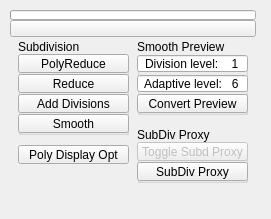
m3trik/Scripts_portable, file ui/1_base_menus/2_sub_menus/3_main_menus/subdivision.ui: the form before one commit.
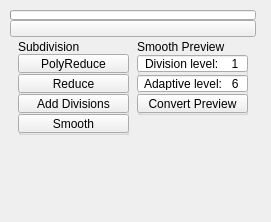
The form after the commit. Custom widgets are drawn as their Qt base class.

```diff
--- a/ui/1_base_menus/2_sub_menus/3_main_menus/subdivision.ui
+++ b/ui/1_base_menus/2_sub_menus/3_main_menus/subdivision.ui
@@ -10,7 +10,7 @@
     <x>0</x>
     <y>0</y>
     <width>271</width>
-    <height>219</height>
+    <height>222</height>
    </rect>
   </property>
   <property name="minimumSize">
@@ -266,34 +266,6 @@
            </widget>
           </widget>
          </item>
-         <item>
-          <widget class="QPushButton" name="b003">
-           <property name="enabled">
-            <bool>true</bool>
-           </property>
-           <property name="maximumSize">
-            <size>
-             <width>111</width>
-             <height>19</height>
-            </size>
-           </property>
-           <property name="toolTip">
-            <string>Open the option box with all of the options for polygon display.</string>
-           </property>
-           <property name="text">
-            <string>Poly Display Opt</string>
-           </property>
-           <property name="iconSize">
-            <size>
-             <width>18</width>
-             <height>18</height>
-            </size>
-           </property>
-           <property name="checkable">
-            <bool>false</bool>
-           </property>
-          </widget>
-         </item>
          <item>
           <spacer name="verticalSpacer">
            <property name="orientation">
@@ -450,93 +422,6 @@
            </widget>
           </widget>
          </item>
-         <item>
-          <widget class="QGroupBox" name="groupBox_2">
-           <property name="minimumSize">
-            <size>
-             <width>0</width>
-             <height>56</height>
-            </size>
-           </property>
-           <property name="maximumSize">
-            <size>
-             <width>111</width>
-             <height>51</height>
-            </size>
-           </property>
-           <property name="title">
-            <string>SubDiv Proxy</string>
-           </property>
-           <widget class="QPushButton" name="b001">
-            <property name="enabled">
-             <bool>true</bool>
-            </property>
-            <property name="geometry">
-             <rect>
-              <x>0</x>
-              <y>35</y>
-              <width>111</width>
-              <height>19</height>
-             </rect>
-            </property>
-            <property name="maximumSize">
-             <size>
-              <width>111</width>
-              <height>19</height>
-             </size>
-            </property>
-            <property name="toolTip">
-             <string>Subdiv Proxy</string>
-            </property>
-            <property name="text">
-             <string>SubDiv Proxy</string>
-            </property>
-            <property name="iconSize">
-             <size>
-              <width>18</width>
-              <height>18</height>
-             </size>
-            </property>
-            <property name="checkable">
-             <bool>true</bool>
-            </property>
-           </widget>
-           <widget class="QPushButton" name="b000">
-            <property name="enabled">
-             <bool>false</bool>
-            </property>
-            <property name="geometry">
-             <rect>
-              <x>0</x>
-              <y>15</y>
-              <width>111</width>
-              <height>19</height>
-             </rect>
-            </property>
-            <property name="maximumSize">
-             <size>
-              <width>111</width>
-              <height>19</height>
-             </size>
-            </property>
-            <property name="toolTip">
-             <string>Toggle subdiv proxy display</string>
-            </property>
-            <property name="text">
-             <string>Toggle Subd Proxy</string>
-            </property>
-            <property name="iconSize">
-             <size>
-              <width>18</width>
-              <height>18</height>
-             </size>
-            </property>
-            <property name="checkable">
-             <bool>false</bool>
-            </property>
-           </widget>
-          </widget>
-         </item>
          <item>
           <spacer name="verticalSpacer_2">
            <property name="orientation">
```
